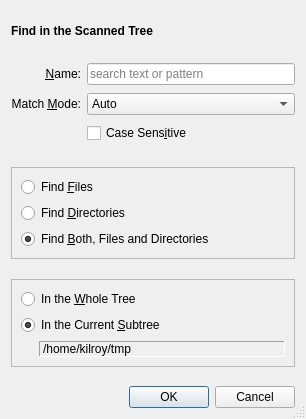
shundhammer/qdirstat, file src/find-files-dialog.ui: the form before one commit.
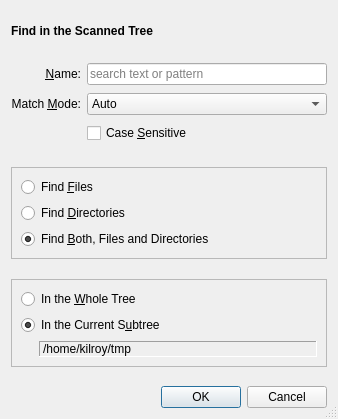
The form after the commit.

Commit message: Made FindFilesDialog settings persistent

```diff
--- a/src/find-files-dialog.ui
+++ b/src/find-files-dialog.ui
@@ -6,7 +6,7 @@
    <rect>
     <x>0</x>
     <y>0</y>
-    <width>306</width>
+    <width>338</width>
     <height>419</height>
    </rect>
   </property>
@@ -201,7 +201,7 @@
      <item row="2" column="1">
       <widget class="QCheckBox" name="caseSensitiveCheckBox">
        <property name="text">
-        <string>Case Sens&amp;itive</string>
+        <string>Case &amp;Sensitive</string>
        </property>
        <property name="checked">
         <bool>false</bool>
@@ -303,7 +303,7 @@
       <item>
        <widget class="QRadioButton" name="currentSubtreeRadioButton">
         <property name="text">
-         <string>In the Current &amp;Subtree</string>
+         <string>In the Current S&amp;ubtree</string>
         </property>
         <property name="checked">
          <bool>true</bool>
```
The commit also changes 2 other files.
